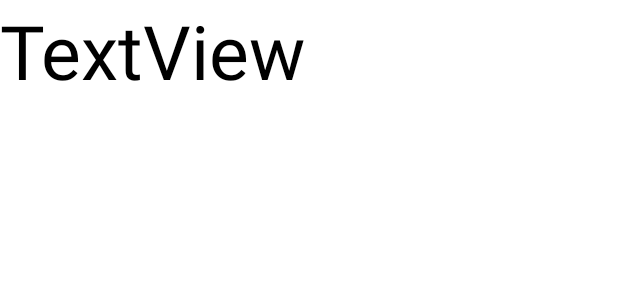
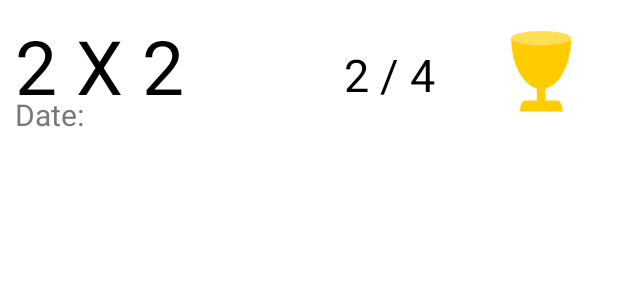
Before and after one commit to Scrip00/Numble, an Android app: the layout history_list_row_left.xml on its own in the app's theme, with its tools: preview values and no code run, on a phone screen of 412 x 824 dp. Shown: the top 300 px of the screen. Run offline under Robolectric (Android 15) with nearby library versions, the phone set to English and light mode, and no system bars.

Commit message:
Updated history list adapter

```diff
--- a/app/src/main/java/com/Scrip0/numble/Cells/CellManager.java
+++ b/app/src/main/java/com/Scrip0/numble/Cells/CellManager.java
@@ -340,4 +340,8 @@ public class CellManager {
     public String getEquation() {
         return equation;
     }
+
+    public int getCurrentRow() {
+        return currentRow;
+    }
 }
--- a/app/src/main/java/com/Scrip0/numble/GameActivity.java
+++ b/app/src/main/java/com/Scrip0/numble/GameActivity.java
@@ -153,6 +153,7 @@ public class GameActivity extends AppCompatActivity {
         model.setFinished(manager.isGameFinished());
         model.setWon(manager.isWon());
         model.setTime(String.valueOf(new Date().getDate()));
+        model.setCurrentRow(manager.getCurrentRow());
         database.insertData(model);
     }
 
--- a/app/src/main/java/com/Scrip0/numble/HistoryActivity.java
+++ b/app/src/main/java/com/Scrip0/numble/HistoryActivity.java
@@ -27,7 +27,7 @@ public class HistoryActivity extends AppCompatActivity {
 
         RecyclerView history_list = findViewById(R.id.history_list);
 
-        HistoryListAdapter adapter = new HistoryListAdapter(games);
+        HistoryListAdapter adapter = new HistoryListAdapter(games, getBaseContext());
         history_list.setAdapter(adapter);
         history_list.setLayoutManager(new LinearLayoutManager(this));
     }
--- /dev/null
+++ b/app/src/main/res/drawable/ic_cup.xml
@@ -0,0 +1,22 @@
+<vector xmlns:android="http://schemas.android.com/apk/res/android"
+    android:width="62dp"
+    android:height="88dp"
+    android:viewportWidth="62"
+    android:viewportHeight="88">
+  <path
+      android:pathData="M26.4365,56.2144l8.4901,0l0,13.089l-8.4901,0z"
+      android:strokeWidth="0.21218023"
+      android:fillColor="#ffcc00"/>
+  <path
+      android:pathData="M60.1466,7.4254A50.253,29.4651 90,0 1,30.7375 57.6783,50.253 29.4651,90 0,1 1.2166,7.6165l29.4649,-0.1912z"
+      android:strokeWidth="0.38239053"
+      android:fillColor="#ffcc00"/>
+  <path
+      android:pathData="M1.1647,7.9753a7.004,29.5169 90,1 0,59.0337 0a7.004,29.5169 90,1 0,-59.0337 0z"
+      android:strokeWidth="0.3502002"
+      android:fillColor="#ffdd55"/>
+  <path
+      android:pathData="m9.7619,79.4277c0,-0.1741 0.1382,-1.3349 0.307,-2.5795 0.3418,-2.5194 1.099,-4.7958 2.0498,-6.1622 1.3699,-1.9688 0.9867,-1.932 19.025,-1.8275l16.6085,0.0962 0.8617,0.9202c1.6125,1.7219 2.6802,4.7669 2.8893,8.2399l0.0982,1.6295L30.6815,79.7442c-12.2008,0 -20.9197,-0.132 -20.9197,-0.3165z"
+      android:strokeWidth="0.2344491"
+      android:fillColor="#ffcc00"/>
+</vector>
--- a/app/src/main/res/layout/history_list_row_left.xml
+++ b/app/src/main/res/layout/history_list_row_left.xml
@@ -1,15 +1,53 @@
 <?xml version="1.0" encoding="utf-8"?>
 <RelativeLayout xmlns:android="http://schemas.android.com/apk/res/android"
+    xmlns:app="http://schemas.android.com/apk/res-auto"
     xmlns:tools="http://schemas.android.com/tools"
     android:layout_width="match_parent"
     android:layout_height="100dp">
 
     <TextView
-        android:id="@+id/textView"
+        android:id="@+id/grid_size"
         android:layout_width="wrap_content"
         android:layout_height="wrap_content"
-        android:text="TextView"
+        android:layout_margin="10dp"
+        android:layout_marginStart="20dp"
+        android:layout_marginTop="20dp"
+        android:layout_marginEnd="20dp"
+        android:layout_marginBottom="20dp"
+        android:text="2 X 2"
+        android:textColor="@color/black"
         android:textSize="50sp"
+        tools:ignore="MissingConstraints" />
+
+     <TextView
+        android:id="@+id/date"
+        android:layout_width="wrap_content"
+        android:layout_height="wrap_content"
+        android:text="Date:"
+        android:textSize="20sp"
+        android:layout_margin="10dp"
+        android:textColor="#787878"
+        android:layout_alignParentBottom="true"
+        tools:ignore="MissingConstraints" />
+
+    <TextView
+        android:id="@+id/tries"
+        android:layout_width="wrap_content"
+        android:layout_height="wrap_content"
+        android:layout_centerVertical="true"
+        android:layout_toStartOf="@+id/imageView"
+        android:text="2 / 4"
+        android:layout_marginEnd="20dp"
         android:textColor="@color/black"
+        android:textSize="30sp"
         tools:ignore="MissingConstraints" />
+
+    <ImageView
+        android:id="@+id/imageView"
+        android:layout_width="wrap_content"
+        android:layout_height="wrap_content"
+        android:layout_alignParentEnd="true"
+        android:layout_centerVertical="true"
+        android:layout_margin="20dp"
+        app:srcCompat="@drawable/ic_cup" />
 </RelativeLayout>
```
Also changed, not shown: app/src/main/java/com/Scrip0/numble/Adapters/HistoryListAdapter.java (+51 -9 lines), app/src/main/java/com/Scrip0/numble/Database/HistoryModel.java (+11 -0 lines), app/src/main/res/drawable/ic_sad_guy.xml (added, +9 -0 lines).
